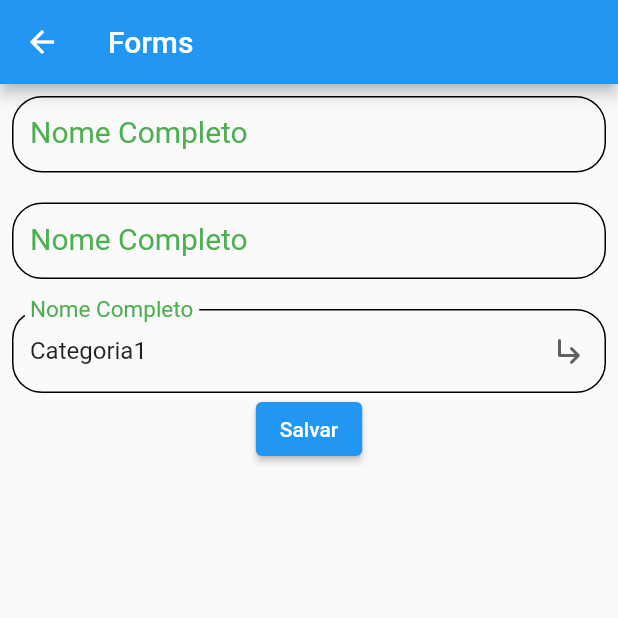
After one commit to guilhermemanhani/academia_do_flutter_primeiro_projeto-, a Flutter app: the FormsPage screen opened by its route, on a phone screen of 412 x 824 dp, the top half of it. The commit adds this screen. Run offline on Flutter 3.47's test engine with Material 2 defaults, Android fonts, the phone set to English and light mode, and no system bars; our stand-ins replace device_preview.

Commit message:
forms snackbar

```diff
--- /dev/null
+++ b/lib/pages/forms/forms_page.dart
@@ -0,0 +1,213 @@
+import 'package:flutter/material.dart';
+
+class FormsPage extends StatefulWidget {
+  const FormsPage({Key? key}) : super(key: key);
+
+  @override
+  _FormsPageState createState() => _FormsPageState();
+}
+
+class _FormsPageState extends State<FormsPage> {
+  String texto = 'Categoria1';
+  final formKey = GlobalKey<FormState>();
+  final nameEC = TextEditingController();
+
+  @override
+  void dispose() {
+    nameEC.dispose();
+    super.dispose();
+  }
+
+  @override
+  Widget build(BuildContext context) {
+    return Scaffold(
+      appBar: AppBar(
+        title: const Text('Forms'),
+      ),
+      body: SingleChildScrollView(
+        child: Form(
+          key: formKey,
+          child: Padding(
+            padding: const EdgeInsets.all(8),
+            child: Column(
+              children: [
+                // Para coisas simples salvar no proprio estado
+                // TextField(
+                //   onChanged: (String value) {
+                //     setState(
+                //       () {
+                //         texto = value;
+                //       },
+                //     );
+                //   },
+                // ),
+                // SizedBox(
+                //   height: 10,
+                // ),
+                // Text('Texto digitado $texto'),
+                // TextFormField(
+                //   autovalidateMode: AutovalidateMode.always,
+                //   validator: (String? value) {
+                //     if (value == null || value.isEmpty) {
+                //       return 'Campo x nao preenchido';
+                //     }
+                //   },
+                // ),
+
+                TextFormField(
+                  controller: nameEC,
+                  autovalidateMode: AutovalidateMode.onUserInteraction,
+                  maxLines: null,
+                  decoration: InputDecoration(
+                    labelText: 'Nome Completo',
+                    border: OutlineInputBorder(
+                      borderRadius: BorderRadius.circular(20),
+                      borderSide: BorderSide(color: Colors.green),
+                    ),
+                    enabledBorder: OutlineInputBorder(
+                      borderRadius: BorderRadius.circular(20),
+                      borderSide: BorderSide(color: Colors.black),
+                    ),
+                    focusedBorder: OutlineInputBorder(
+                      borderRadius: BorderRadius.circular(20),
+                      borderSide: BorderSide(color: Colors.purple),
+                    ),
+                    errorBorder: OutlineInputBorder(
+                      // borderRadius: BorderRadius.circular(20),
+                      borderSide: BorderSide(color: Colors.yellow),
+                    ),
+                    labelStyle: TextStyle(
+                      fontSize: 20,
+                      color: Colors.green,
+                    ),
+                    // isCollapsed: true,
+                    isDense: true,
+                  ),
+                  validator: (String? value) {
+                    if (value == null || value.isEmpty) {
+                      return 'Campo x nao preenchido';
+                    }
+                  },
+                ),
+                SizedBox(
+                  height: 20,
+                ),
+                TextFormField(
+                  controller: nameEC,
+                  autovalidateMode: AutovalidateMode.onUserInteraction,
+                  // maxLines: null,
+                  decoration: InputDecoration(
+                    labelText: 'Nome Completo',
+                    border: OutlineInputBorder(
+                      borderRadius: BorderRadius.circular(20),
+                      borderSide: BorderSide(color: Colors.green),
+                    ),
+                    enabledBorder: OutlineInputBorder(
+                      borderRadius: BorderRadius.circular(20),
+                      borderSide: BorderSide(color: Colors.black),
+                    ),
+                    focusedBorder: OutlineInputBorder(
+                      borderRadius: BorderRadius.circular(20),
+                      borderSide: BorderSide(color: Colors.purple),
+                    ),
+                    errorBorder: OutlineInputBorder(
+                      // borderRadius: BorderRadius.circular(20),
+                      borderSide: BorderSide(color: Colors.yellow),
+                    ),
+                    labelStyle: TextStyle(
+                      fontSize: 20,
+                      color: Colors.green,
+                    ),
+                    // isCollapsed: true,
+                    isDense: true,
+                  ),
+                  obscureText: true,
+                  validator: (String? value) {
+                    if (value == null || value.isEmpty) {
+                      return 'Campo x nao preenchido';
+                    }
+                  },
+                ),
+                SizedBox(
+                  height: 20,
+                ),
+                DropdownButtonFormField(
+                  value: texto,
+                  elevation: 16,
+                  icon: Icon(
+                    Icons.subdirectory_arrow_right_rounded,
+                  ),
+                  decoration: InputDecoration(
+                    labelText: 'Nome Completo',
+                    border: OutlineInputBorder(
+                      borderRadius: BorderRadius.circular(20),
+                      borderSide: BorderSide(color: Colors.green),
+                    ),
+                    enabledBorder: OutlineInputBorder(
+                      borderRadius: BorderRadius.circular(20),
+                      borderSide: BorderSide(color: Colors.black),
+                    ),
+                    focusedBorder: OutlineInputBorder(
+                      borderRadius: BorderRadius.circular(20),
+                      borderSide: BorderSide(color: Colors.purple),
+                    ),
+                    errorBorder: OutlineInputBorder(
+                      // borderRadius: BorderRadius.circular(20),
+                      borderSide: BorderSide(color: Colors.yellow),
+                    ),
+                    labelStyle: TextStyle(
+                      fontSize: 20,
+                      color: Colors.green,
+                    ),
+                    // isCollapsed: true,
+                    isDense: true,
+                  ),
+                  isDense: true,
+                  validator: (String? value) {
+                    if (value == null || value.isEmpty) {
+                      return 'Categoria nao preenchida';
+                    }
+                  },
+                  onChanged: (String? newValue) {
+                    if (newValue != null) {
+                      setState(() {
+                        texto = newValue;
+                      });
+                    }
+                  },
+                  items: [
+                    DropdownMenuItem(
+                      child: Text('Categoria1'),
+                      value: 'Categoria1',
+                    ),
+                    DropdownMenuItem(
+                      child: Text('Categoria2'),
+                      value: 'Categoria2',
+                    ),
+                    DropdownMenuItem(
+                      child: Text('Categoria3'),
+                      value: 'Categoria3',
+                    ),
+                  ],
+                ),
+
+                ElevatedButton(
+                  onPressed: () {
+                    var formValid = formKey.currentState?.validate() ?? false;
+                    var message = 'Formulario invalido';
+                    if (formValid) {
+                      message = 'Formulario valido';
+                    }
+                    ScaffoldMessenger.of(context).showSnackBar(
+                        SnackBar(content: Text(message + nameEC.text)));
+                  },
+                  child: Text('Salvar'),
+                ),
+              ],
+            ),
+          ),
+        ),
+      ),
+    );
+  }
+}
--- a/lib/pages/home/home_page.dart
+++ b/lib/pages/home/home_page.dart
@@ -9,6 +9,8 @@ enum PopupMenuPages {
   scrollview,
   listview,
   dialogs,
+  snackBar,
+  forms,
 }
 
 class HomePage extends StatelessWidget {
@@ -51,6 +53,12 @@ class HomePage extends StatelessWidget {
                 case PopupMenuPages.dialogs:
                   Navigator.of(context).pushNamed('/dialogs');
                   break;
+                case PopupMenuPages.snackBar:
+                  Navigator.of(context).pushNamed('/snackbarPage');
+                  break;
+                case PopupMenuPages.forms:
+                  Navigator.of(context).pushNamed('/forms');
+                  break;
               }
             },
             itemBuilder: (BuildContext context) {
@@ -87,6 +95,14 @@ class HomePage extends StatelessWidget {
                   value: PopupMenuPages.dialogs,
                   child: Text('Dialogs'),
                 ),
+                PopupMenuItem<PopupMenuPages>(
+                  value: PopupMenuPages.snackBar,
+                  child: Text('SnackBar'),
+                ),
+                PopupMenuItem<PopupMenuPages>(
+                  value: PopupMenuPages.forms,
+                  child: Text('forms'),
+                ),
               ];
             },
           ),
```
Also changed, not shown: lib/main.dart (+7 -0 lines), lib/pages/dialogs/dialog_custom.dart (added, +26 -0 lines), lib/pages/dialogs/dialogs_page.dart (+132 -1 lines), lib/pages/snackbar/snackbar_page.dart (added, +50 -0 lines).
